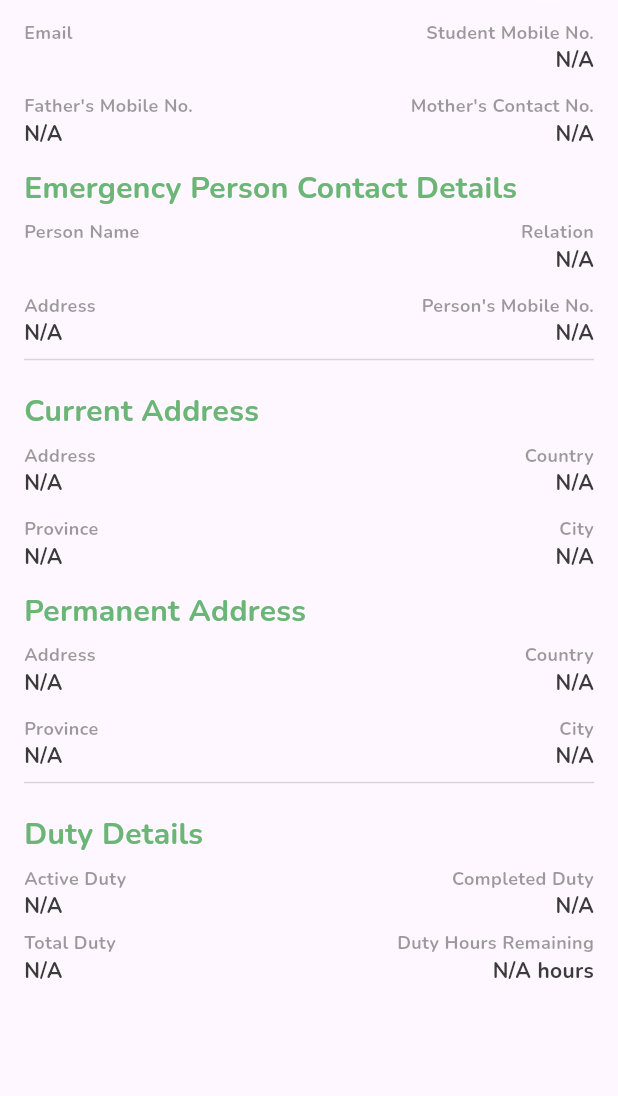
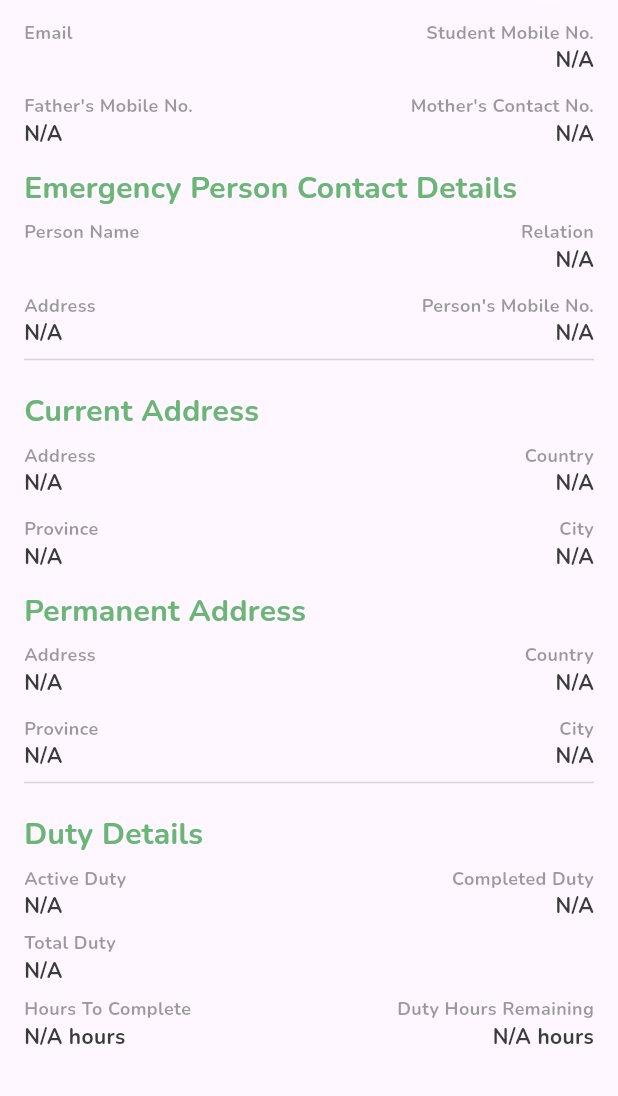
Before and after one commit to Khun01/ExampleFlutter, a Flutter app: the StudentProfilePage screen opened directly, scrolled down 576 dp, on a phone screen of 412 x 824 dp, the part 140-1236 px from its top. Run offline on Flutter 3.47's test engine with Material 3 defaults, Android fonts, the phone set to English and light mode, and no system bars; our stand-ins replace animate_do, auto_animated, bloc, easy_stepper, equatable, flutter_bloc and 7 more; missing offline and left inert: pusher_client, uicons; accounts and stored records are empty; network calls fail.

Commit message:
added the duty hours

```diff
--- a/lib/presentation/bloc/auth/login/login_bloc.dart
+++ b/lib/presentation/bloc/auth/login/login_bloc.dart
@@ -197,6 +197,8 @@ class LoginBloc extends Bloc<LoginEvent, LoginState> {
               final String activeDuties = responseData['active_duties'].toString();
               final String completedDuties = responseData['completed_duties'].toString();
               final String totalDuties = responseData['total_duties'].toString();
+              final String remainingHours = responseData['remaining_hours'];
+              final String hoursToComplete = responseData['hours_to_complete'];
 
               await StudentStorage.saveData(
                 id: id,
@@ -233,6 +235,8 @@ class LoginBloc extends Bloc<LoginEvent, LoginState> {
                 activeDuties: activeDuties,
                 completedDuties: completedDuties,
                 totalDuty: totalDuties,
+                dutyHoursRemaining: remainingHours,
+                hoursToComplete: hoursToComplete
               );
               _pusher.pusherConnect();
               _pusher.subscribeChannel(user['user_id']);
--- a/lib/presentation/bloc/shared/userdata/user_bloc.dart
+++ b/lib/presentation/bloc/shared/userdata/user_bloc.dart
@@ -49,7 +49,7 @@ class UserDataBloc extends Bloc<UserDataEvent, UserDataState> {
         final activeDutyCount = userData['activeDuties'] ?? 'N/A';
         final completedDutyCount = userData['completedDuties'] ?? 'N/A';
         final totalDutyCount = userData['totalDuty'] ?? 'N/A';
-        final dutyHoursRemaining = userData['dutyHoursRemaining'] ?? 'N/A';
+        final dutyHoursRemaining = userData['hoursToComplete'] ?? 'N/A';
 
         emit(UserDataLoaded(
           name: name,
@@ -83,7 +83,8 @@ class UserDataBloc extends Bloc<UserDataEvent, UserDataState> {
           activeDutyCount: activeDutyCount,
           completedDutyCount: completedDutyCount,
           totalDutyCount: totalDutyCount,
-          dutyHoursRemaining: dutyHoursRemaining
+          dutyHoursRemaining: dutyHoursRemaining,
+          hoursToComplete: dutyHoursRemaining,
         ));
       } else if (event.role == 'Employee') {
         final userData = await EmployeeStorage.getData();
--- a/lib/presentation/bloc/shared/userdata/user_state.dart
+++ b/lib/presentation/bloc/shared/userdata/user_state.dart
@@ -42,10 +42,12 @@ class UserDataLoaded extends UserDataState {
   final String? permanentProvince;
   final String? permanentCountry;
   final String? permanentCity;
+
   final String? activeDutyCount;
   final String? completedDutyCount;
   final String? totalDutyCount;
   final String? dutyHoursRemaining;
+  final String? hoursToComplete;
 
   UserDataLoaded({
     this.profile,
@@ -81,6 +83,7 @@ class UserDataLoaded extends UserDataState {
     this.completedDutyCount,
     this.totalDutyCount,
     this.dutyHoursRemaining,
+    this.hoursToComplete
   });
 }
 
--- a/lib/presentation/pages/conversation_page.dart
+++ b/lib/presentation/pages/conversation_page.dart
@@ -63,6 +63,7 @@ class _ChatPageState extends State<ConversationPage> {
   }
 
   Future<bool> _onBackPressed() async {
+    log("Back button pressed. Focus node has focus: ${focusNode.hasFocus}");
     if (focusNode.hasFocus) {
       focusNode.unfocus();
       return false;
@@ -186,9 +187,8 @@ class _ChatPageState extends State<ConversationPage> {
             );
             break;
         }
-        // ignore: deprecated_member_use
-        return WillPopScope(
-          onWillPop: () => _onBackPressed(),
+        return GestureDetector(
+          onTap: _onBackPressed,
           child: Scaffold(
             resizeToAvoidBottomInset: true,
             body: SafeArea(
--- a/lib/presentation/pages/students/firstPage/student_profile_page.dart
+++ b/lib/presentation/pages/students/firstPage/student_profile_page.dart
@@ -412,6 +412,11 @@ class StudentProfilePage extends StatelessWidget {
                             MyProfilePageText(
                               title1: "Total Duty",
                               body1: state.totalDutyCount ?? 'N/A',
+                            ),
+                            const SizedBox(height: 6),
+                            MyProfilePageText(
+                              title1: "Hours To Complete",
+                              body1: '${state.hoursToComplete ?? 'N/A'} hours',
                               title2: 'Duty Hours Remaining',
                               body2: '${state.dutyHoursRemaining ?? 'N/A'} hours',
                             ),
--- a/lib/repositories/storage/student_storage.dart
+++ b/lib/repositories/storage/student_storage.dart
@@ -58,6 +58,7 @@ class StudentStorage {
     String? completedDuties,
     String? totalDuty,
     String? dutyHoursRemaining,
+    String? hoursToComplete,
 
   }) async {
     await Future.wait([
@@ -101,8 +102,8 @@ class StudentStorage {
       saveField('activeDuties', activeDuties ?? ''),
       saveField('completedDuties', completedDuties ?? ''),
       saveField('totalDuty', totalDuty ?? ''),
-      saveField('dutyHoursRemaining', dutyHoursRemaining ?? '')
-
+      saveField('dutyHoursRemaining', dutyHoursRemaining ?? ''),
+      saveField('hoursToComplete', hoursToComplete ?? '')
     ]);
   }
 
@@ -148,7 +149,8 @@ class StudentStorage {
       getField('activeDuties'),
       getField('completedDuties'),
       getField('totalDuty'),
-      getField('dutyHoursRemaining')
+      getField('dutyHoursRemaining'),
+      getField('hoursToComplete')
     ]);
 
     final data = {
@@ -193,6 +195,7 @@ class StudentStorage {
       'completedDuties': userData[32],
       'totalDuty': userData[33],
       'dutyHoursRemaining': userData[34],
+      'hoursToComplete': userData[35],
     };
     return data;
   }
@@ -239,7 +242,8 @@ class StudentStorage {
       deleteField('activeDuties'),
       deleteField('completedDuties'),
       deleteField('totalDuty'),
-      deleteField('dutyHoursRemaining')
+      deleteField('dutyHoursRemaining'),
+      deleteField('hoursToComplete')
     ]);
   }
 }
```
Also changed, not shown: 3 other files.
